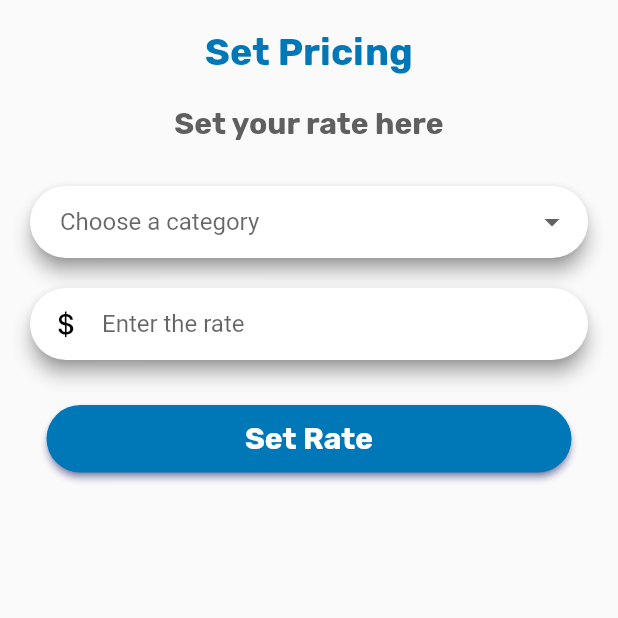
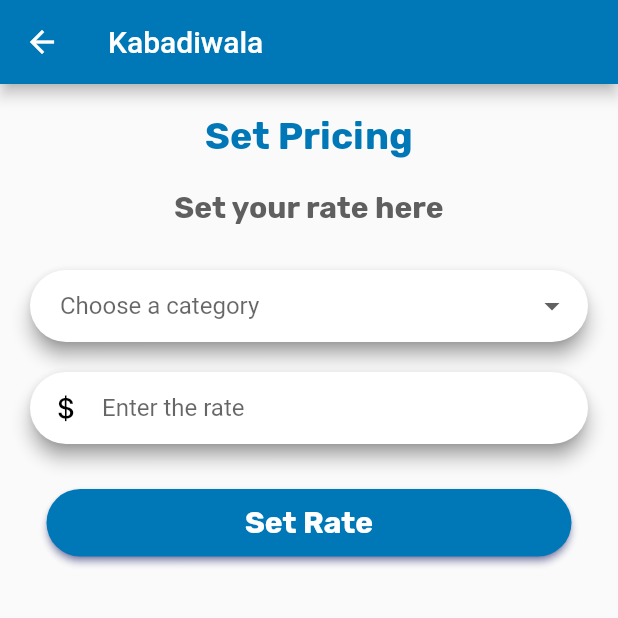
Before and after one commit to mahimafire1234/Kabadiwala, a Flutter app: the Rates screen opened by its route, after a tap on an icon or button, on a phone screen of 412 x 824 dp, the top half of it. Run offline on Flutter 3.47's test engine with Material 2 defaults, Android fonts, the phone set to English and light mode, and no system bars; our stand-ins replace awesome_notifications, flutter_rating_bar, font_awesome_flutter, shared_preferences; missing offline and left inert: sweetalert; accounts and stored records are empty; network calls fail.

Commit message:
app bar added

```diff
--- a/lib/pages/appointment/view_appointment.dart
+++ b/lib/pages/appointment/view_appointment.dart
@@ -111,13 +111,9 @@ class _ViewAppointmentState extends State<ViewAppointment> {
   @override
   Widget build(BuildContext context) {
     return Scaffold(
-      // appBar: AppBar(
-      //     leading: IconButton(
-      //       icon: Icon(Icons.menu_rounded),
-      //       onPressed: () {},
-      //     ),
-      //     title: Center(child: Text("Kabadiwala")),
-      //     backgroundColor: Color.fromARGB(255, 0, 119, 182)),
+        appBar: AppBar(
+            title: Text("Kabadiwala"),
+            backgroundColor: Color(0xff0077B6)),
         body: SafeArea(
             child: SingleChildScrollView(
                 child: Container(
--- a/lib/pages/base.dart
+++ b/lib/pages/base.dart
@@ -31,8 +31,7 @@ class _BaseState extends State<Base> {
     return Scaffold(
       appBar: AppBar(
           title: Text("Kabadiwala"),
-          iconTheme: IconThemeData(color: Color(0xff0077B6)),
-          elevation: 0.0),
+          backgroundColor: Color(0xff0077B6)),
       drawer: Drawer(
         child: ListView(
           // Important: Remove any padding from the ListView.
--- a/lib/pages/booking/booking_request.dart
+++ b/lib/pages/booking/booking_request.dart
@@ -106,6 +106,9 @@ class _BookingRequestState extends State<BookingRequest> {
   @override
   Widget build(BuildContext context) {
     return Scaffold(
+      appBar: AppBar(
+          title: Text("Kabadiwala"),
+          backgroundColor: Color(0xff0077B6)),
       body: SafeArea(
         child: SingleChildScrollView(
           child: Center(
--- a/lib/pages/company/oneCompany.dart
+++ b/lib/pages/company/oneCompany.dart
@@ -59,6 +59,9 @@ class _ShowOneState extends State<oneCompany> {
   @override
   Widget build(BuildContext context) {
     return Scaffold(
+        appBar: AppBar(
+            title: Text("Kabadiwala"),
+            backgroundColor: Color(0xff0077B6)),
         body: SafeArea(
           child: Column(children: [
             SizedBox(
--- a/lib/pages/company/viewcompany.dart
+++ b/lib/pages/company/viewcompany.dart
@@ -88,7 +88,7 @@ class _ViewCompanyState extends State<ViewCompany> {
                                   shrinkWrap: true,
                                   itemCount : snapshot.data?.length,
                                   itemBuilder : (context, i){
-                                    return SingleChildScrollView(
+                                    return Center(
                                       child: Padding(
                                         padding: const EdgeInsets.all(10.0),
                                         child: PhysicalModel(
--- a/lib/pages/rates/insertrate.dart
+++ b/lib/pages/rates/insertrate.dart
@@ -54,6 +54,9 @@ class _InsertRateState extends State<InsertRate> {
   @override
   Widget build(BuildContext context) {
     return Scaffold(
+      appBar: AppBar(
+          title: Text("Kabadiwala"),
+          backgroundColor: Color(0xff0077B6)),
       body: SafeArea(
         child: Column(
           children: [
--- a/lib/pages/rates/priceView.dart
+++ b/lib/pages/rates/priceView.dart
@@ -42,6 +42,9 @@ class _PriceViewState extends State<PriceView> {
   @override
   Widget build(BuildContext context) {
     return Scaffold(
+      appBar: AppBar(
+          title: Text("Kabadiwala"),
+          backgroundColor: Color(0xff0077B6)),
       backgroundColor: const Color(0xFFFFFFFF),
       body:       SafeArea(
         child: Column(children: [
--- a/lib/pages/rates/ratespage.dart
+++ b/lib/pages/rates/ratespage.dart
@@ -65,11 +65,7 @@ class _RatesState extends State<Rates>{
   Widget build(BuildContext buildContext){
     return Scaffold(
       appBar: AppBar(
-          leading: IconButton(
-            icon: Icon(Icons.menu_rounded),
-            onPressed: () {},
-          ),
-          title: Center(child: Text("Kabadiwala")),
+          title: Text("Kabadiwala"),
           backgroundColor: Color(0xff0077B6)),
       body:
       SafeArea(
--- a/lib/pages/rates/updateRate.dart
+++ b/lib/pages/rates/updateRate.dart
@@ -50,6 +50,9 @@ class _UpdateRateState extends State<UpdateRate> {
     print(company_id);
     print(objectID);
     return Scaffold(
+      appBar: AppBar(
+          title: Text("Kabadiwala"),
+          backgroundColor: Color(0xff0077B6)),
       body: SafeArea(
         child: Column(
           children: [
```
Also changed, not shown: 1 other file.
